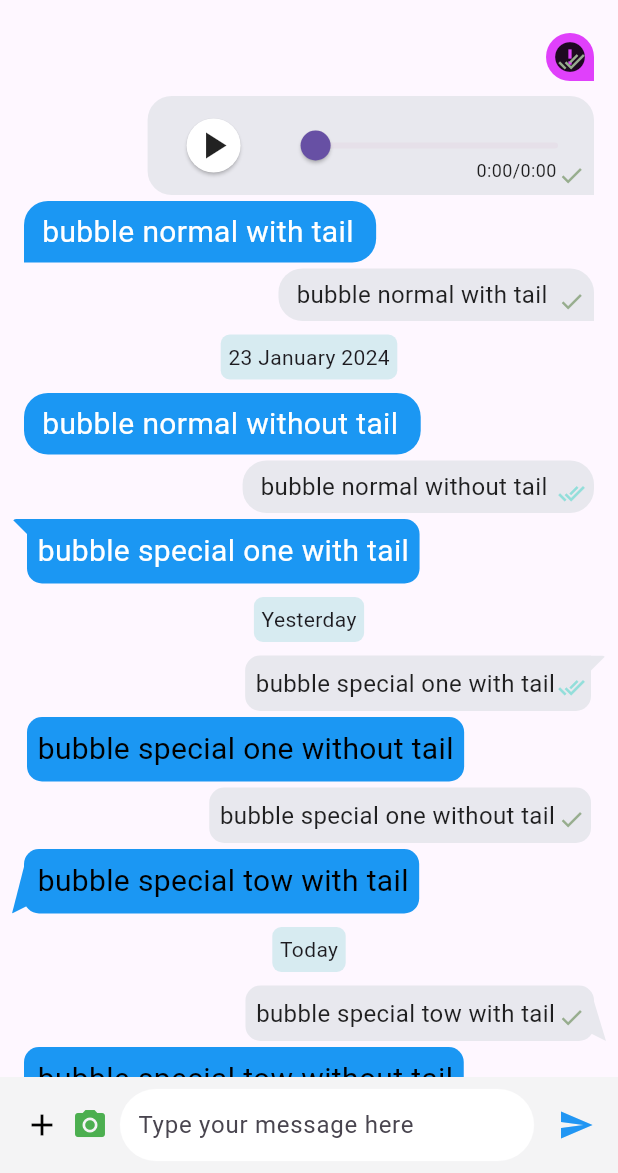
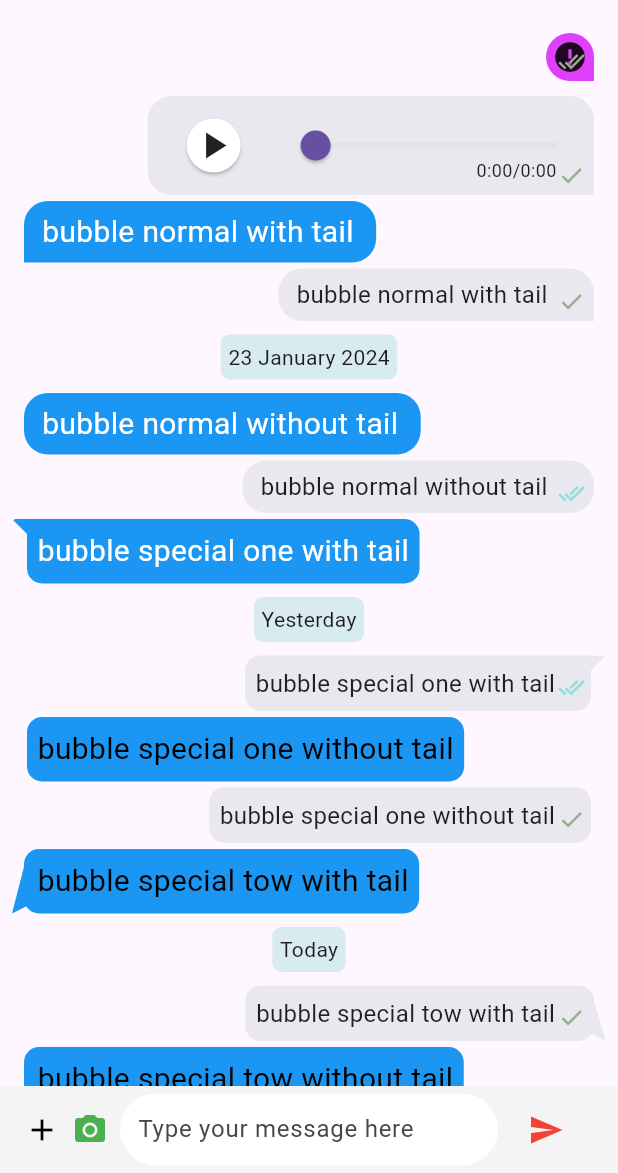
Before and after one commit to prahack/chat_bubbles, a Flutter app: the screen it shows after launch, on a phone screen of 412 x 824 dp, the part 63-1236 px from its top. Run offline on Flutter 3.47's test engine with Material 3 defaults, Android fonts, the phone set to English and light mode, and no system bars; drawn by our look-alikes of cached_network_image; our stand-ins replace audioplayers; network calls fail.

Commit message:
change the send button to text button

```diff
--- a/lib/message_bars/message_bar.dart
+++ b/lib/message_bars/message_bar.dart
@@ -44,6 +44,9 @@ class MessageBar extends StatelessWidget {
   final TextStyle messageBarHintStyle;
   final TextStyle textFieldTextStyle;
   final Color sendButtonColor;
+  final Decoration? messageBarDecoration;
+  final InputDecoration? inputDecoration;
+  final ButtonStyle? buttonStyle;
   final void Function(String)? onTextChanged;
   final void Function(String)? onSend;
   final void Function()? onTapCloseReply;
@@ -59,10 +62,13 @@ class MessageBar extends StatelessWidget {
     this.replyIconColor = Colors.blue,
     this.replyCloseColor = Colors.black12,
     this.messageBarColor = const Color(0xffF4F4F5),
-    this.sendButtonColor = Colors.blue,
+    this.sendButtonColor = Colors.red,
     this.messageBarHintText = "Type your message here",
     this.messageBarHintStyle = const TextStyle(fontSize: 16),
     this.textFieldTextStyle = const TextStyle(color: Colors.black),
+    this.inputDecoration,
+    this.messageBarDecoration,
+    this.buttonStyle,
     this.onTextChanged,
     this.onSend,
     this.onTapCloseReply,
@@ -119,12 +125,13 @@ class MessageBar extends StatelessWidget {
                 : Container(),
             Container(
               color: messageBarColor,
+              decoration: messageBarDecoration,
               padding: const EdgeInsets.symmetric(
-                vertical: 8,
+                vertical: 5,
                 horizontal: 16,
               ),
               child: Row(
-                children: <Widget>[
+                children: [
                   ...actions,
                   Expanded(
                     child: Container(
@@ -136,7 +143,8 @@ class MessageBar extends StatelessWidget {
                         maxLines: 3,
                         onChanged: onTextChanged,
                         style: textFieldTextStyle,
-                        decoration: InputDecoration(
+                        decoration: inputDecoration ??
+                            InputDecoration(
                               hintText: messageBarHintText,
                               hintMaxLines: 1,
                               contentPadding: const EdgeInsets.symmetric(
@@ -162,15 +170,21 @@ class MessageBar extends StatelessWidget {
                       ),
                     ),
                   ),
-                  Padding(
-                    padding: const EdgeInsets.only(left: 16),
-                    child: InkWell(
+                  TextButton(
+                    style: buttonStyle ??
+                        TextButton.styleFrom(
+                          padding: EdgeInsets.zero,
+                          shape: RoundedRectangleBorder(),
+                        ),
+                    child: Padding(
+                      padding: EdgeInsets.symmetric(vertical: 11),
                       child: Icon(
                         Icons.send,
                         color: sendButtonColor,
                         size: 24,
                       ),
-                      onTap: () {
+                    ),
+                    onPressed: () {
                       if (_textController.text.trim() != '') {
                         if (onSend != null) {
                           onSend!(_textController.text.trim());
@@ -178,7 +192,6 @@ class MessageBar extends StatelessWidget {
                         _textController.text = '';
                       }
                     },
-                    ),
                   ),
                 ],
               ),
```
Also changed, not shown: example/pubspec.lock, 1 other file. Lines whose indentation alone changed are shown as unchanged.
